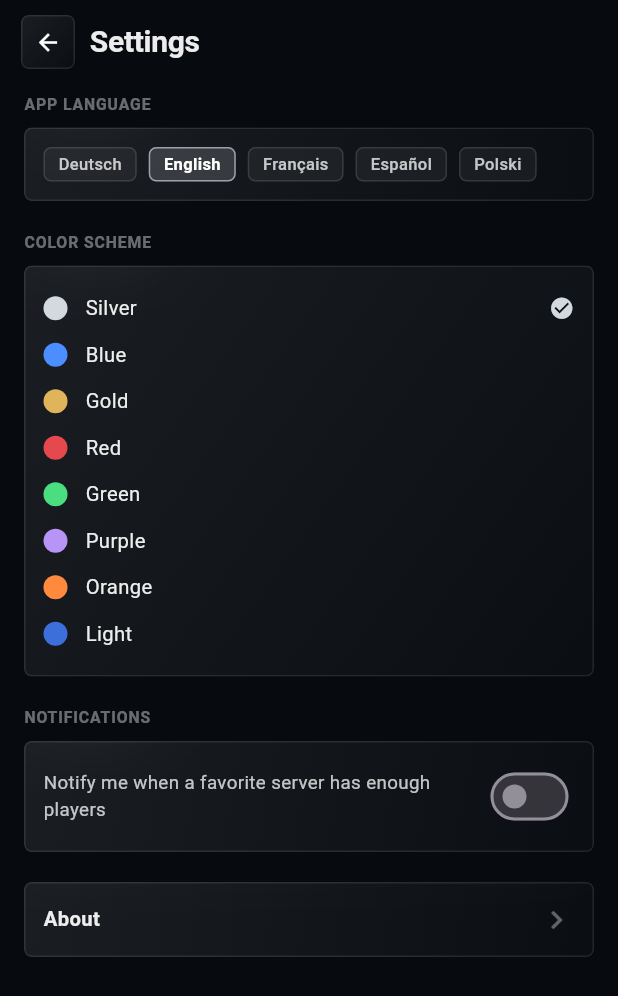
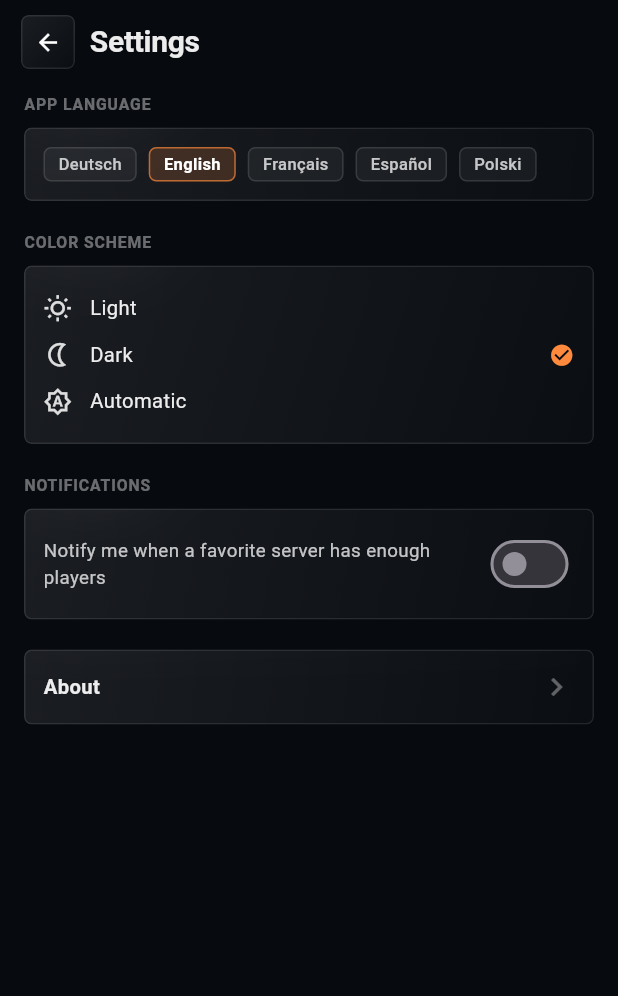
Before and after one commit to capo2001/fivem-browser, a Flutter app: the SettingsPage screen opened directly, on a phone screen of 412 x 824 dp. Shown: the top 996 px of the screen. Run offline on Flutter 3.47's test engine with Material 3 defaults, Android fonts, the phone set to English and light mode, and no system bars; our stand-ins replace flutter_local_notifications, share_plus, shared_preferences; missing offline and left inert: workmanager; accounts and stored records are empty.

Commit message:
Simplify theme system to Light/Dark/Auto with a fixed orange accent
Replaced the 8-option color-theme picker (silver/blue/gold/red/green/
purple/orange/light) with a single fixed brand accent (orange,
matching the app icon) and a 3-way theme mode: Light, Dark, or
Automatic (follows the system's light/dark setting live via
WidgetsBindingObserver.didChangePlatformBrightness). Old installs with
a persisted color-theme key migrate to 'dark' (or 'light' for the
former light theme) on next launch.

Theme mode options show real Material icons (sun/moon/auto-brightness)
instead of color swatches, in both onboarding and Settings.

```diff
--- a/lib/main.dart
+++ b/lib/main.dart
@@ -21,57 +21,54 @@ const Color _kLightFg = Color(0xFF14171C);
 const double kRadius = 5;
 const String kAppVersion = '1.1.0';
 
-Color get kAccent => AppState.I.accentColor;
-Color get kBg => AppState.I.currentTheme.bg;
-Color get kSurface => AppState.I.currentTheme.surface;
+// Single fixed brand accent - no more per-theme accent colors, only
+// light/dark/auto vary the background/foreground now.
+const Color kAccent = Color(0xFFFF8A3D);
+
+Color get kBg => AppState.I.isDark ? _kDarkBg : _kLightBg;
+Color get kSurface => AppState.I.isDark ? _kDarkSurface : _kLightSurface;
 // Foreground (text/icon) color - flips from white to near-black in the
 // light theme. Not used for controls overlaid on server banner images
 // (those stay a fixed white, matching photo-overlay conventions).
-Color get kFg => AppState.I.currentTheme.isDark ? Colors.white : _kLightFg;
+Color get kFg => AppState.I.isDark ? Colors.white : _kLightFg;
 
 const String kFavoriteCheckTask = 'favoriteCheckTask';
 
 // ---------------------------------------------------------------------------
-// Themes
+// Theme mode (light / dark / auto - follows system)
 // ---------------------------------------------------------------------------
 
-class AppThemeOption {
-  final String key;
-  final String labelKey;
-  final Color accent;
-  final Color bg;
-  final Color surface;
-  final bool isDark;
-  const AppThemeOption(
-    this.key,
-    this.labelKey,
-    this.accent, {
-    this.bg = _kDarkBg,
-    this.surface = _kDarkSurface,
-    this.isDark = true,
-  });
-}
-
-const List<AppThemeOption> kThemeOptions = [
-  AppThemeOption('silver', 'themeSilver', Color(0xFFD4D8DF)),
-  AppThemeOption('blue', 'themeBlue', Color(0xFF4C8DFF)),
-  AppThemeOption('gold', 'themeGold', Color(0xFFE0B45A)),
-  AppThemeOption('red', 'themeRed', Color(0xFFE5484D)),
-  AppThemeOption('green', 'themeGreen', Color(0xFF4ADE80)),
-  AppThemeOption('purple', 'themePurple', Color(0xFFB794F6)),
-  AppThemeOption('orange', 'themeOrange', Color(0xFFFF8A3D)),
-  AppThemeOption(
-    'light',
-    'themeLight',
-    Color(0xFF3D6FDB),
-    bg: _kLightBg,
-    surface: _kLightSurface,
-    isDark: false,
-  ),
-];
-
-AppThemeOption themeByKey(String key) =>
-    kThemeOptions.firstWhere((t) => t.key == key, orElse: () => kThemeOptions.first);
+const List<String> kThemeModes = ['light', 'dark', 'auto'];
+
+IconData themeModeIcon(String mode) {
+  switch (mode) {
+    case 'light':
+      return Icons.wb_sunny_outlined;
+    case 'dark':
+      return Icons.nightlight_outlined;
+    default:
+      return Icons.brightness_auto_outlined;
+  }
+}
+
+// Old installs may still have a color-theme key ('silver', 'blue', ...)
+// persisted from before the theme system was simplified to light/dark/
+// auto - every one of those was a dark theme except 'light' itself.
+String _migrateThemeMode(String stored) {
+  if (kThemeModes.contains(stored)) return stored;
+  return stored == 'light' ? 'light' : 'dark';
+}
+
+String themeModeLabelKey(String mode) {
+  switch (mode) {
+    case 'light':
+      return 'themeLight';
+    case 'dark':
+      return 'themeDark';
+    default:
+      return 'themeAuto';
+  }
+}
 
 // ---------------------------------------------------------------------------
 // Localization (lightweight - no codegen, just a lookup table)
@@ -120,14 +117,9 @@ const Map<String, Map<String, String>> _strings = {
   'notificationsDesc': {'de': 'Benachrichtigung senden, wenn ein favorisierter Server genug Spieler hat', 'en': 'Notify me when a favorite server has enough players', 'fr': "M'avertir quand un serveur favori a assez de joueurs", 'es': 'Avisarme cuando un servidor favorito tenga suficientes jugadores', 'pl': 'Powiadom mnie, gdy ulubiony serwer ma wystarczająco graczy'},
   'notificationThreshold': {'de': 'Ab wie vielen Spielern benachrichtigen', 'en': 'Notify from this many players', 'fr': 'Notifier à partir de ce nombre de joueurs', 'es': 'Notificar a partir de esta cantidad de jugadores', 'pl': 'Powiadamiaj od tylu graczy'},
   'back': {'de': 'Zurück', 'en': 'Back', 'fr': 'Retour', 'es': 'Atrás', 'pl': 'Wstecz'},
-  'themeSilver': {'de': 'Silber', 'en': 'Silver', 'fr': 'Argent', 'es': 'Plata', 'pl': 'Srebrny'},
-  'themeBlue': {'de': 'Blau', 'en': 'Blue', 'fr': 'Bleu', 'es': 'Azul', 'pl': 'Niebieski'},
-  'themeGold': {'de': 'Gold', 'en': 'Gold', 'fr': 'Or', 'es': 'Oro', 'pl': 'Złoty'},
-  'themeRed': {'de': 'Rot', 'en': 'Red', 'fr': 'Rouge', 'es': 'Rojo', 'pl': 'Czerwony'},
-  'themeGreen': {'de': 'Grün', 'en': 'Green', 'fr': 'Vert', 'es': 'Verde', 'pl': 'Zielony'},
-  'themePurple': {'de': 'Lila', 'en': 'Purple', 'fr': 'Violet', 'es': 'Morado', 'pl': 'Fioletowy'},
-  'themeOrange': {'de': 'Orange', 'en': 'Orange', 'fr': 'Orange', 'es': 'Naranja', 'pl': 'Pomarańczowy'},
   'themeLight': {'de': 'Hell', 'en': 'Light', 'fr': 'Clair', 'es': 'Claro', 'pl': 'Jasny'},
+  'themeDark': {'de': 'Dunkel', 'en': 'Dark', 'fr': 'Sombre', 'es': 'Oscuro', 'pl': 'Ciemny'},
+  'themeAuto': {'de': 'Automatisch', 'en': 'Automatic', 'fr': 'Automatique', 'es': 'Automático', 'pl': 'Automatyczny'},
   'sortBy': {'de': 'Sortierung', 'en': 'Sort by', 'fr': 'Trier par', 'es': 'Ordenar por', 'pl': 'Sortowanie'},
   'sortDefault': {'de': 'Standard', 'en': 'Default', 'fr': 'Par défaut', 'es': 'Predeterminado', 'pl': 'Domyślne'},
   'sortMostPlayers': {'de': 'Meiste Spieler', 'en': 'Most players', 'fr': 'Plus de joueurs', 'es': 'Más jugadores', 'pl': 'Najwięcej graczy'},
@@ -164,15 +156,19 @@ class AppState extends ChangeNotifier {
   static final AppState I = AppState._();
 
   String language = 'de';
-  String themeKey = 'silver';
+  String themeMode = 'dark';
   bool notificationsEnabled = false;
   bool notificationVibration = true;
   int notificationThreshold = 10;
   Set<String> favorites = {};
   bool onboardingDone = false;
 
-  Color get accentColor => themeByKey(themeKey).accent;
-  AppThemeOption get currentTheme => themeByKey(themeKey);
+  bool get isDark {
+    if (themeMode == 'auto') {
+      return PlatformDispatcher.instance.platformBrightness == Brightness.dark;
+    }
+    return themeMode == 'dark';
+  }
 
   // Only used to pick a sensible default before the user has explicitly
   // chosen a language (i.e. on first launch, before onboarding).
@@ -184,7 +180,7 @@ class AppState extends ChangeNotifier {
   Future<void> load() async {
     final prefs = await SharedPreferences.getInstance();
     language = prefs.getString('language') ?? _detectDeviceLanguage();
-    themeKey = prefs.getString('themeKey') ?? 'silver';
+    themeMode = _migrateThemeMode(prefs.getString('themeMode') ?? prefs.getString('themeKey') ?? 'dark');
     notificationsEnabled = prefs.getBool('notificationsEnabled') ?? false;
     notificationVibration = prefs.getBool('notificationVibration') ?? true;
     notificationThreshold = prefs.getInt('notificationThreshold') ?? 10;
@@ -195,7 +191,7 @@ class AppState extends ChangeNotifier {
   Future<void> _persist() async {
     final prefs = await SharedPreferences.getInstance();
     await prefs.setString('language', language);
-    await prefs.setString('themeKey', themeKey);
+    await prefs.setString('themeMode', themeMode);
     await prefs.setBool('notificationsEnabled', notificationsEnabled);
     await prefs.setBool('notificationVibration', notificationVibration);
     await prefs.setInt('notificationThreshold', notificationThreshold);
@@ -209,8 +205,8 @@ class AppState extends ChangeNotifier {
     await _persist();
   }
 
-  Future<void> setThemeKey(String key) async {
-    themeKey = key;
+  Future<void> setThemeMode(String mode) async {
+    themeMode = mode;
     notifyListeners();
     await _persist();
   }
@@ -336,16 +332,41 @@ void main() {
   });
 }
 
-class FivemBrowserApp extends StatelessWidget {
+class FivemBrowserApp extends StatefulWidget {
   const FivemBrowserApp({super.key});
+
+  @override
+  State<FivemBrowserApp> createState() => _FivemBrowserAppState();
+}
+
+class _FivemBrowserAppState extends State<FivemBrowserApp> with WidgetsBindingObserver {
+  @override
+  void initState() {
+    super.initState();
+    WidgetsBinding.instance.addObserver(this);
+  }
+
+  @override
+  void dispose() {
+    WidgetsBinding.instance.removeObserver(this);
+    super.dispose();
+  }
+
+  @override
+  void didChangePlatformBrightness() {
+    // Only matters in 'auto' mode, but a harmless rebuild otherwise -
+    // AppState itself doesn't change, so ListenableBuilder alone
+    // wouldn't pick up a system-level brightness flip.
+    if (mounted) setState(() {});
+  }
 
   @override
   Widget build(BuildContext context) {
     return ListenableBuilder(
       listenable: AppState.I,
       builder: (context, _) {
-        final currentTheme = AppState.I.currentTheme;
-        final base = currentTheme.isDark
+        final isDark = AppState.I.isDark;
+        final base = isDark
             ? ThemeData.dark(useMaterial3: true)
             : ThemeData.light(useMaterial3: true);
         return MaterialApp(
@@ -354,7 +375,7 @@ class FivemBrowserApp extends StatelessWidget {
           theme: base.copyWith(
             scaffoldBackgroundColor: kBg,
             colorScheme: base.colorScheme.copyWith(
-              brightness: currentTheme.isDark ? Brightness.dark : Brightness.light,
+              brightness: isDark ? Brightness.dark : Brightness.light,
               primary: kAccent,
               secondary: kAccent,
               surface: kSurface,
@@ -2163,8 +2184,8 @@ class _OnboardingPageState extends State<OnboardingPage> {
     setState(() {});
   }
 
-  void _selectTheme(String key) {
-    AppState.I.setThemeKey(key);
+  void _selectTheme(String mode) {
+    AppState.I.setThemeMode(mode);
     setState(() {});
   }
 
@@ -2240,22 +2261,22 @@ class _OnboardingPageState extends State<OnboardingPage> {
 
   Widget _buildThemeStep() {
     return Column(
-      children: kThemeOptions.map((t) {
-        final label = tr(t.labelKey);
+      children: kThemeModes.map((mode) {
+        final label = tr(themeModeLabelKey(mode));
         return Padding(
           padding: const EdgeInsets.only(bottom: 10),
           child: _optionTile(
             label,
-            AppState.I.themeKey == t.key,
-            () => _selectTheme(t.key),
-            swatch: t.accent,
+            AppState.I.themeMode == mode,
+            () => _selectTheme(mode),
+            icon: themeModeIcon(mode),
           ),
         );
       }).toList(),
     );
   }
 
-  Widget _optionTile(String label, bool active, VoidCallback onTap, {Color? swatch}) {
+  Widget _optionTile(String label, bool active, VoidCallback onTap, {IconData? icon}) {
     return InkWell(
       borderRadius: BorderRadius.circular(kRadius),
       onTap: onTap,
@@ -2265,12 +2286,8 @@ class _OnboardingPageState extends State<OnboardingPage> {
         padding: const EdgeInsets.symmetric(horizontal: 14, vertical: 14),
         child: Row(
           children: [
-            if (swatch != null) ...[
-              Container(
-                width: 18,
-                height: 18,
-                decoration: BoxDecoration(color: swatch, shape: BoxShape.circle),
-              ),
+            if (icon != null) ...[
+              Icon(icon, size: 20, color: kFg.withValues(alpha: 0.85)),
               const SizedBox(width: 12),
             ],
             Expanded(
@@ -2622,23 +2639,19 @@ class _SettingsPageState extends State<SettingsPage> {
                   const SizedBox(height: 8),
                   GlassPanel(
                     child: Column(
-                      children: kThemeOptions.map((t) {
-                        final label = tr(t.labelKey);
-                        final active = AppState.I.themeKey == t.key;
+                      children: kThemeModes.map((mode) {
+                        final label = tr(themeModeLabelKey(mode));
+                        final active = AppState.I.themeMode == mode;
                         return Padding(
                           padding: const EdgeInsets.symmetric(vertical: 6),
                           child: InkWell(
                             onTap: () {
-                              AppState.I.setThemeKey(t.key);
+                              AppState.I.setThemeMode(mode);
                               setState(() {});
                             },
                             child: Row(
                               children: [
-                                Container(
-                                  width: 16,
-                                  height: 16,
-                                  decoration: BoxDecoration(color: t.accent, shape: BoxShape.circle),
-                                ),
+                                Icon(themeModeIcon(mode), size: 19, color: kFg.withValues(alpha: 0.85)),
                                 const SizedBox(width: 12),
                                 Expanded(child: Text(label, style: const TextStyle(fontSize: 13.5))),
                                 if (active) Icon(Icons.check_circle, size: 17, color: kAccent),
```
